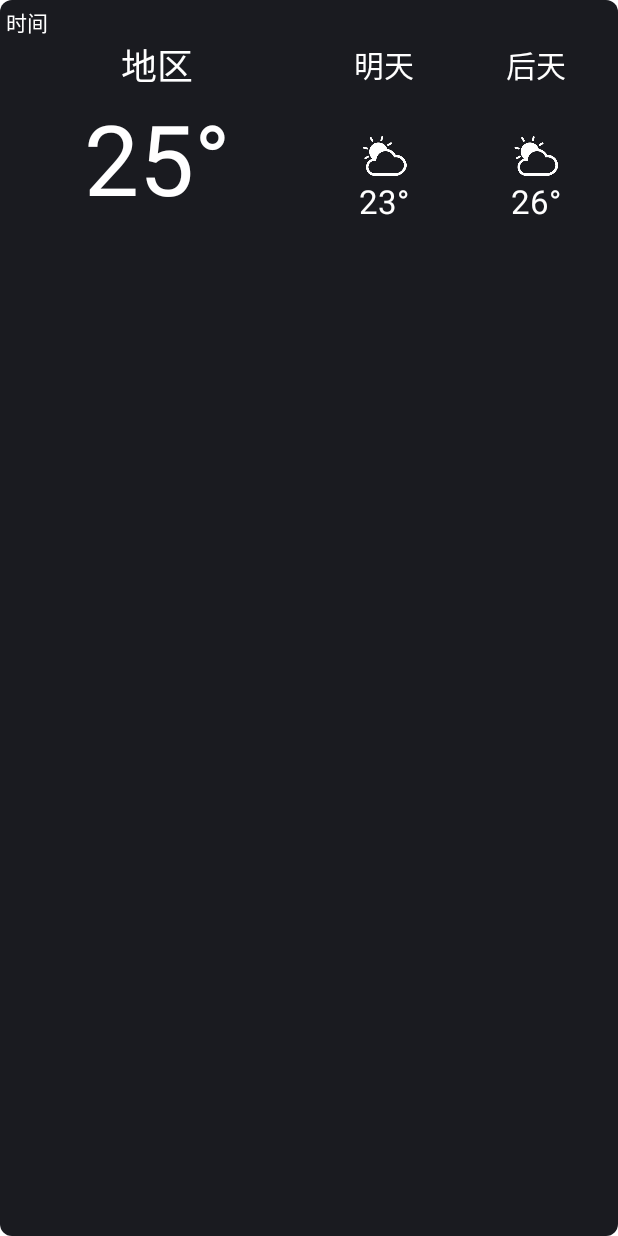
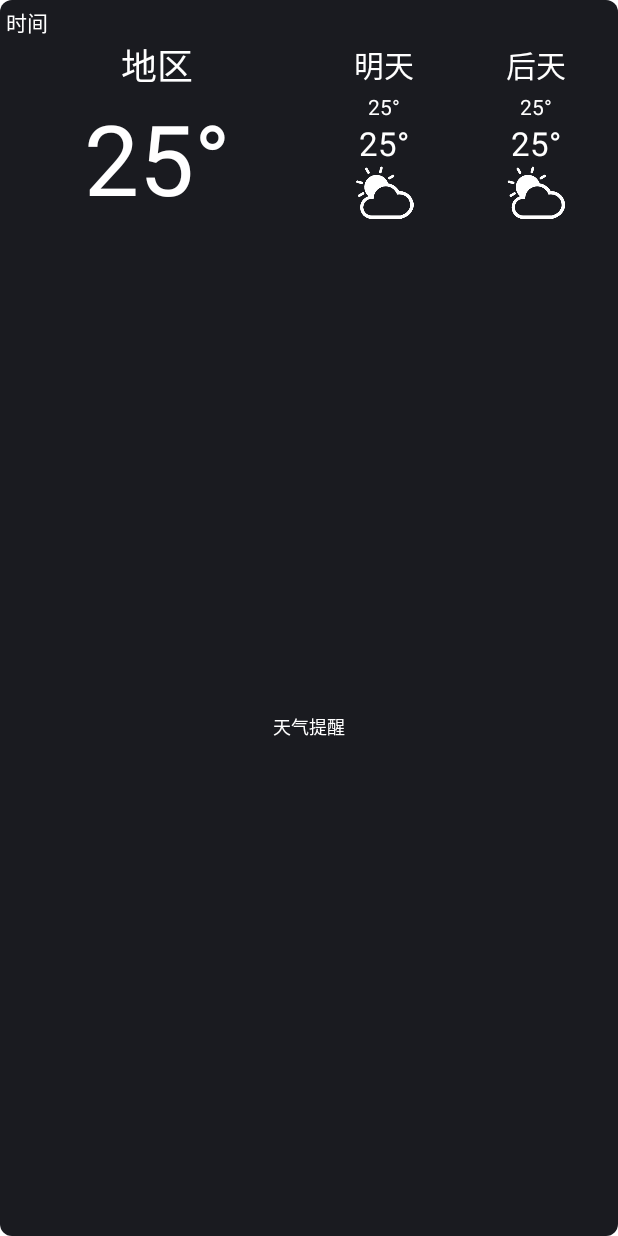
Before and after one commit to jark006/weather_widget, an Android app: the layout widget1.xml on its own in the app's theme, with its tools: preview values and no code run, on a phone screen of 412 x 824 dp. Run offline under Robolectric (Android 15) with nearby library versions, the phone set to English and light mode, and no system bars.

Commit message:
间隔2H刷新，半径5KM以内沿用上次地名，微调UI

```diff
--- a/app/src/main/java/com/jark006/weather/ApiService.java
+++ b/app/src/main/java/com/jark006/weather/ApiService.java
@@ -14,11 +14,7 @@ public interface ApiService {
     @GET("{longitude},{latitude}/weather.json?dailysteps=6")
     Call<WeatherBean> weather(@Path("longitude") double longitude, @Path("latitude") double latitude);
 
-//    @GET("{longitude},{latitude}/weather.json?dailysteps=6")
-//    Call<district> getD(@Path("longitude") double longitude, @Path("latitude") double latitude);
-
-//    @GET("{longitude},{latitude}/weather.json?dailysteps=6")
     @GET("regeo")//https://restapi.amap.com/v3/geocode/regeo?key=c2844d38363cae2a8a52eb9fa18a2ebc&location=113.381268,23.0390333
-    Call<district> getD(@Query("key") String key, @Query("location") String location);
+    Call<district> getLocationName(@Query("key") String key, @Query("location") String location);
 
 }
--- a/app/src/main/res/layout/widget1.xml
+++ b/app/src/main/res/layout/widget1.xml
@@ -18,20 +18,18 @@
 
             <TextView
                 android:id="@+id/updateTime"
-                android:layout_width="0dp"
+                android:text="@string/updateTime"
+                android:layout_width="wrap_content"
                 android:layout_height="wrap_content"
-                android:layout_weight="1"
-                android:textColor="@color/white"
-                android:text="时间" />
-
+                android:textColor="@color/white" />
             <TextView
                 android:id="@+id/descriptionTomorrow"
-                android:layout_width="0dp"
+                android:layout_width="match_parent"
                 android:layout_height="match_parent"
-                android:layout_weight="3"
                 android:gravity="center"
                 android:textColor="@color/white"
                 android:textSize="12sp" />
+
         </LinearLayout>
 
         <LinearLayout
@@ -45,7 +43,7 @@
                 android:layout_height="wrap_content"
                 android:layout_weight="2"
                 android:gravity="center"
-                android:text="地区"
+                android:text="@string/district"
                 android:textColor="@color/white"
                 android:textSize="24sp" />
 
@@ -54,7 +52,7 @@
                 android:layout_height="match_parent"
                 android:layout_weight="1"
                 android:gravity="center"
-                android:text="明天"
+                android:text="@string/tomorrow"
                 android:textColor="@color/white"
                 android:textSize="20sp" />
 
@@ -63,7 +61,7 @@
                 android:layout_height="match_parent"
                 android:layout_weight="1"
                 android:gravity="center"
-                android:text="后天"
+                android:text="@string/big_tomorrow"
                 android:textColor="@color/white"
                 android:textSize="20sp" />
         </LinearLayout>
@@ -79,7 +77,7 @@
                 android:layout_height="wrap_content"
                 android:layout_weight="2"
                 android:gravity="center"
-                android:text="25°"
+                android:text="@string/temp_example"
                 android:textColor="@color/white"
                 android:textSize="65sp" />
 
@@ -92,27 +90,26 @@
                 <TextView
                     android:id="@+id/tomorrowRange"
                     android:layout_width="match_parent"
-                    android:layout_height="0dp"
-                    android:layout_weight="1"
+                    android:layout_height="wrap_content"
                     android:gravity="center"
+                    android:text="@string/temp_example"
                     android:textColor="@color/white" />
+
+                <TextView
+                    android:id="@+id/tomorrow"
+                    android:layout_width="match_parent"
+                    android:layout_height="wrap_content"
+                    android:gravity="center"
+                    android:text="@string/temp_example"
+                    android:textColor="@color/white"
+                    android:textSize="22sp" />
 
                 <ImageView
                     android:id="@+id/tomorrowImg"
                     android:layout_width="match_parent"
-                    android:layout_height="0dp"
-                    android:layout_weight="1"
+                    android:layout_height="match_parent"
                     app:srcCompat="@drawable/ic_cloud" />
 
-                <TextView
-                    android:id="@+id/tomorrow"
-                    android:layout_width="match_parent"
-                    android:layout_height="0dp"
-                    android:layout_weight="1"
-                    android:gravity="center"
-                    android:text="23°"
-                    android:textColor="@color/white"
-                    android:textSize="22sp" />
             </LinearLayout>
 
             <LinearLayout
@@ -124,27 +121,25 @@
                 <TextView
                     android:id="@+id/bigTomorrowRange"
                     android:layout_width="match_parent"
-                    android:layout_height="0dp"
-                    android:layout_weight="1"
+                    android:layout_height="wrap_content"
                     android:gravity="center"
+                    android:text="@string/temp_example"
                     android:textColor="@color/white" />
+
+                <TextView
+                    android:id="@+id/bigTomorrow"
+                    android:layout_width="match_parent"
+                    android:layout_height="wrap_content"
+                    android:gravity="center"
+                    android:text="@string/temp_example"
+                    android:textColor="@color/white"
+                    android:textSize="22sp" />
 
                 <ImageView
                     android:id="@+id/bigTomorrowImg"
                     android:layout_width="match_parent"
-                    android:layout_height="0dp"
-                    android:layout_weight="1"
+                    android:layout_height="match_parent"
                     app:srcCompat="@drawable/ic_cloud" />
-
-                <TextView
-                    android:id="@+id/bigTomorrow"
-                    android:layout_width="match_parent"
-                    android:layout_height="0dp"
-                    android:layout_weight="1"
-                    android:gravity="center"
-                    android:text="26°"
-                    android:textColor="@color/white"
-                    android:textSize="22sp" />
 
             </LinearLayout>
 
@@ -153,9 +148,10 @@
         <TextView
             android:id="@+id/description"
             android:layout_width="match_parent"
-            android:layout_height="wrap_content"
+            android:layout_height="match_parent"
             android:gravity="center"
             android:textColor="@color/white"
+            android:text="@string/tips"
             android:textSize="12sp" />
 
 
--- a/app/src/main/res/values/strings.xml
+++ b/app/src/main/res/values/strings.xml
@@ -11,5 +11,11 @@
     <string name="widget_update_failed">更新失败</string>
     <string name="widget_update_time">%1$s 更新</string>
     <string name="widget_tomorrow">明天</string>
+    <string name="updateTime">时间</string>
+    <string name="district">地区</string>
+    <string name="tomorrow">明天</string>
+    <string name="big_tomorrow">后天</string>
+    <string name="temp_example">25°</string>
+    <string name="tips">天气提醒</string>
 
 </resources>
--- a/app/src/main/res/xml/widget1_info.xml
+++ b/app/src/main/res/xml/widget1_info.xml
@@ -7,5 +7,5 @@
     android:minHeight="40dp"
     android:previewImage="@drawable/widget_preview"
     android:resizeMode="horizontal|vertical"
-    android:updatePeriodMillis="1800000"
+    android:updatePeriodMillis="7200000"
     android:widgetCategory="home_screen" />
```
Also changed, not shown: app/src/main/java/com/jark006/weather/Widget1.java (+40 -26 lines).
